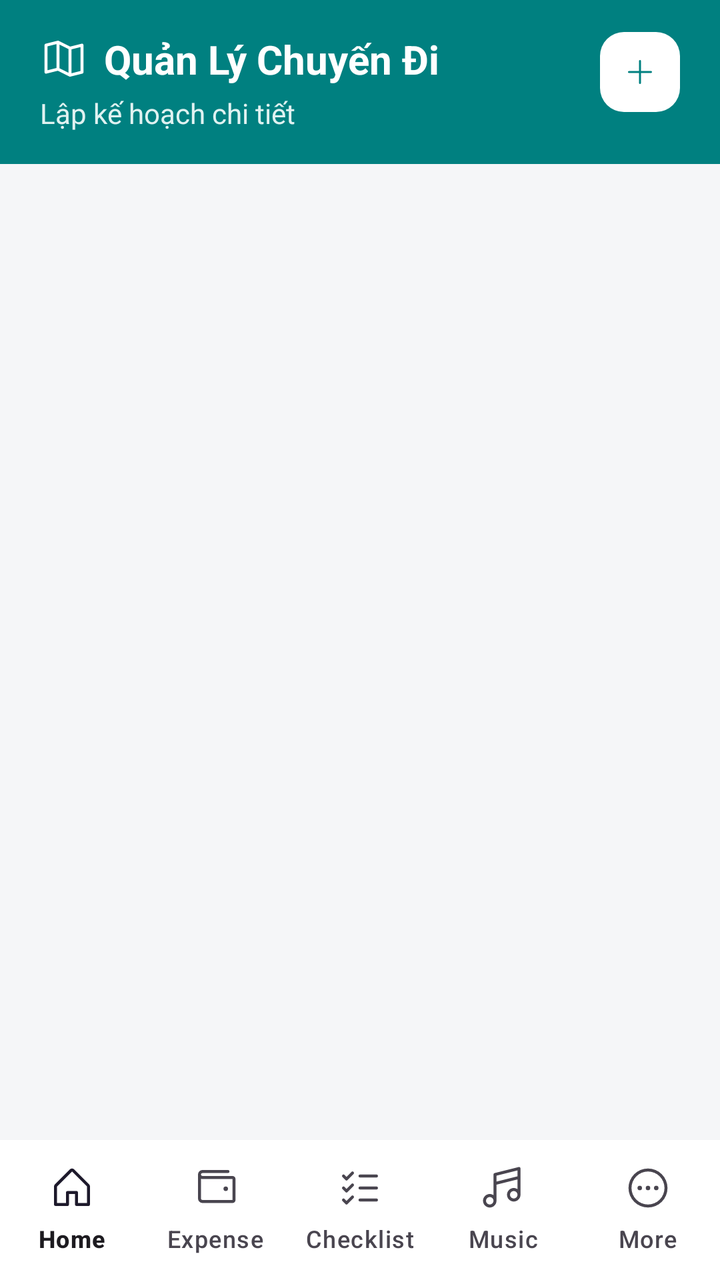
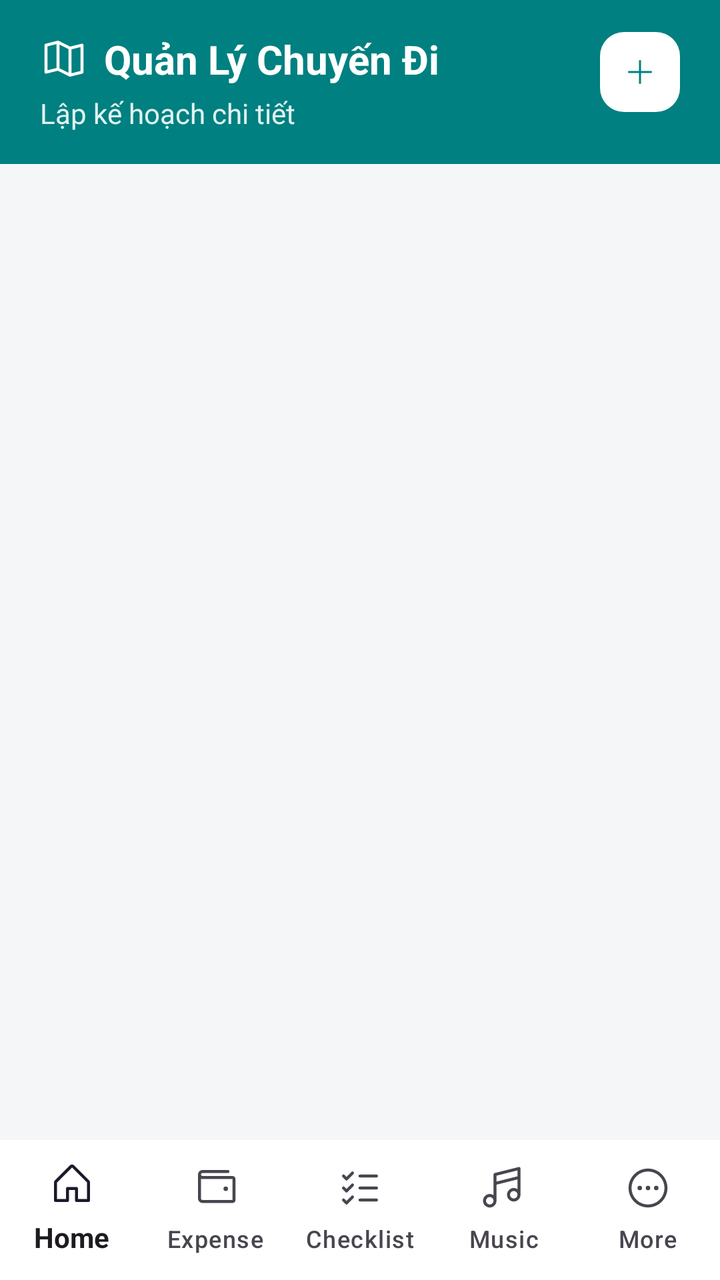

Screens rendered from an Android XML layout before and after an edit, with the pre-edit source and the edit as a unified diff.
<!-- AndroidManifest.xml: application theme Theme.Vivu -->
<!-- res/layout/activity_main.xml -->
<?xml version="1.0" encoding="utf-8"?>
<androidx.constraintlayout.widget.ConstraintLayout xmlns:android="http://schemas.android.com/apk/res/android"
    xmlns:app="http://schemas.android.com/apk/res-auto"
    android:layout_width="match_parent"
    android:layout_height="match_parent"
    android:background="#F5F6F8"
    android:fitsSystemWindows="true">

    
    <LinearLayout
        android:id="@+id/header_layout"
        android:layout_width="match_parent"
        android:layout_height="wrap_content"
        android:background="@color/teal_primary"
        android:orientation="horizontal"
        android:paddingHorizontal="20dp"
        android:paddingVertical="16dp"
        app:layout_constraintTop_toTopOf="parent">

        <LinearLayout
            android:layout_width="0dp"
            android:layout_height="wrap_content"
            android:layout_weight="1"
            android:orientation="vertical">

            <LinearLayout
                android:layout_width="wrap_content"
                android:layout_height="wrap_content"
                android:gravity="center_vertical"
                android:orientation="horizontal">

                <ImageView
                    android:layout_width="24dp"
                    android:layout_height="24dp"
                    android:src="@drawable/ic_map_trifold"
                    app:tint="@color/white" />

                <TextView
                    android:layout_width="wrap_content"
                    android:layout_height="wrap_content"
                    android:layout_marginStart="8dp"
                    android:text="Quản Lý Chuyến Đi"
                    android:textColor="@color/white"
                    android:textSize="20sp"
                    android:textStyle="bold" />
            </LinearLayout>

            <TextView
                android:layout_width="wrap_content"
                android:layout_height="wrap_content"
                android:layout_marginTop="4dp"
                android:text="Lập kế hoạch chi tiết"
                android:textColor="#E0F2F1"
                android:textSize="14sp" />
        </LinearLayout>

        
        <ImageView
            android:id="@+id/btn_add_trip"
            android:layout_width="40dp"
            android:layout_height="40dp"
            android:background="@drawable/bg_circle_white"
            android:padding="12dp"
            android:src="@drawable/ic_plus"
            app:tint="@color/teal_primary" />
    </LinearLayout>

    
    <androidx.recyclerview.widget.RecyclerView
        android:id="@+id/rv_trips"
        android:layout_width="match_parent"
        android:layout_height="0dp"
        android:clipToPadding="false"
        android:padding="16dp"
        app:layout_constraintBottom_toTopOf="@id/bottom_navigation"
        app:layout_constraintTop_toBottomOf="@id/header_layout" />

    
    <com.google.android.material.bottomnavigation.BottomNavigationView
        android:id="@+id/bottom_navigation"
        android:layout_width="match_parent"
        android:layout_height="70dp"
        android:background="@color/white"
        app:itemActiveIndicatorStyle="@null"
        app:itemIconSize="24dp"
        app:itemRippleColor="@color/teal_light"
        app:labelVisibilityMode="labeled"
        app:layout_constraintBottom_toBottomOf="parent"
        app:menu="@menu/bottom_nav_menu" />

</androidx.constraintlayout.widget.ConstraintLayout>
<!-- resources referenced by this layout -->
<resources>
  <color name="teal_light">#E0F2F1</color>
  <color name="teal_primary">#008080</color>
  <color name="white">#FFFFFFFF</color>
  <!-- drawable bg_circle_white (drawable) -->
  <?xml version="1.0" encoding="utf-8"?>
  <shape xmlns:android="http://schemas.android.com/apk/res/android">
      <solid android:color="@color/white" />
      <corners android:radius="12dp" /> 
  </shape>
  <!-- drawable ic_map_trifold (drawable) -->
  <vector xmlns:android="http://schemas.android.com/apk/res/android"
      android:width="24dp"
      android:height="24dp"
      android:viewportWidth="256"
      android:viewportHeight="256">
    <path
        android:pathData="M228.92,49.69a8,8 0,0 0,-6.86 -1.45L160.93,63.52 99.58,32.84a8,8 0,0 0,-5.52 -0.6l-64,16A8,8 0,0 0,24 56L24,200a8,8 0,0 0,9.94 7.76l61.13,-15.28 61.35,30.68A8.15,8.15 0,0 0,160 224a8,8 0,0 0,1.94 -0.24l64,-16A8,8 0,0 0,232 200L232,56A8,8 0,0 0,228.92 49.69ZM104,52.94l48,24L152,203.06l-48,-24ZM40,62.25l48,-12v127.5l-48,12ZM216,193.75 L168,205.75L168,78.25l48,-12Z"
        android:fillColor="#000000"/>
  </vector>
  <!-- drawable ic_plus (drawable) -->
  <vector xmlns:android="http://schemas.android.com/apk/res/android"
      android:width="24dp"
      android:height="24dp"
      android:viewportWidth="256"
      android:viewportHeight="256">
    <path
        android:pathData="M224,128a8,8 0,0 1,-8 8H136v80a8,8 0,0 1,-16 0V136H40a8,8 0,0 1,0 -16h80V40a8,8 0,0 1,16 0v80h80A8,8 0,0 1,224 128Z"
        android:fillColor="#000000"/>
  </vector>
  <style name="Theme.Vivu" parent="Base.Theme.Vivu" />
  <style name="Base.Theme.Vivu" parent="Theme.Material3.DayNight.NoActionBar">
          
          
      </style>
</resources>

<!-- the commit's change to res/layout/activity_main.xml (unified diff, before → after) -->
@@ -86,6 +86,7 @@
         app:itemRippleColor="@color/teal_light"
         app:labelVisibilityMode="labeled"
         app:layout_constraintBottom_toBottomOf="parent"
-        app:menu="@menu/bottom_nav_menu" />
+        app:menu="@menu/bottom_nav_menu"
+        app:itemTextAppearanceActive="@style/BottomNavActiveText"/>
 
 </androidx.constraintlayout.widget.ConstraintLayout>
<!-- resource entries referenced after the edit -->
@@ -29,6 +29,9 @@
         android:pathData="M224,128a8,8 0,0 1,-8 8H136v80a8,8 0,0 1,-16 0V136H40a8,8 0,0 1,0 -16h80V40a8,8 0,0 1,16 0v80h80A8,8 0,0 1,224 128Z"
         android:fillColor="#000000"/>
   </vector>
+  <style name="BottomNavActiveText">
+          <item name="android:textStyle">bold</item>
+      </style>
   <style name="Theme.Vivu" parent="Base.Theme.Vivu" />
   <style name="Base.Theme.Vivu" parent="Theme.Material3.DayNight.NoActionBar">
           
